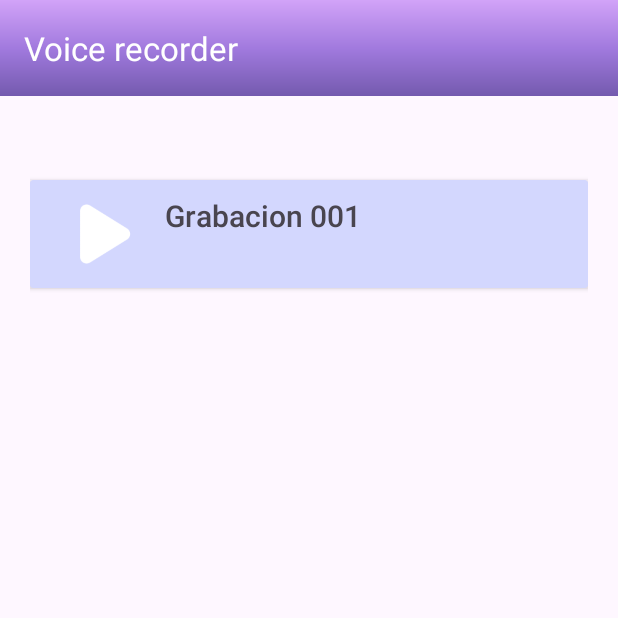
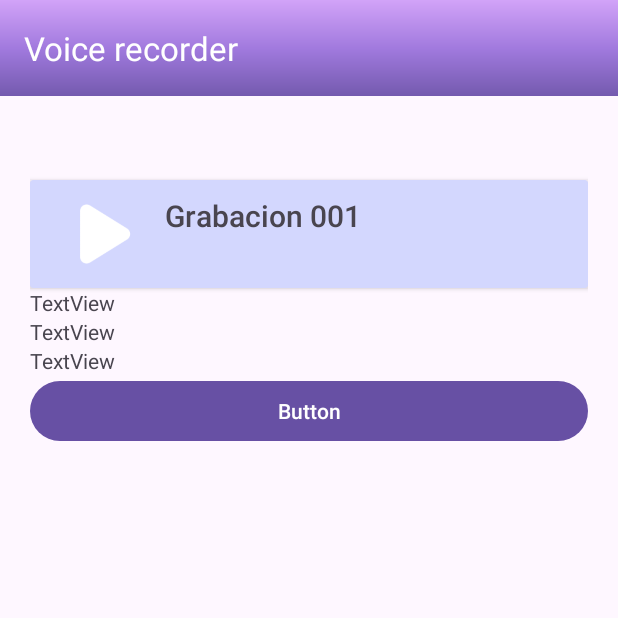
Before and after one commit to yari1909/GrabadoraAudio, an Android app: the Activity_Grabaciones screen opened directly, with no data from a screen before it, on a phone screen of 412 x 824 dp, the top half of it. Run offline under Robolectric (Android 15) with nearby library versions, the phone set to English and light mode, and no system bars.

Commit message:
Adicion de adaptador y preferencia, falta el main que haga caso

```diff
--- /dev/null
+++ b/app/src/main/java/com/yg/grabadoraaudio/grabadora/grabarpreferenci.java
@@ -0,0 +1,5 @@
+package com.yg.grabadoraaudio.grabadora;
+
+public class grabarpreferenci {
+
+}
--- a/app/src/main/res/layout/activity_grabaciones.xml
+++ b/app/src/main/res/layout/activity_grabaciones.xml
@@ -60,5 +60,35 @@
             </LinearLayout>
 
         </androidx.cardview.widget.CardView>
+
+        <LinearLayout
+            android:layout_width="match_parent"
+            android:layout_height="match_parent"
+            android:orientation="vertical">
+
+            <TextView
+                android:id="@+id/txtDuracionGrabacion"
+                android:layout_width="match_parent"
+                android:layout_height="wrap_content"
+                android:text="TextView" />
+
+            <TextView
+                android:id="@+id/txtFechaGrabacion"
+                android:layout_width="match_parent"
+                android:layout_height="wrap_content"
+                android:text="TextView" />
+
+            <TextView
+                android:id="@+id/textView2"
+                android:layout_width="match_parent"
+                android:layout_height="wrap_content"
+                android:text="TextView" />
+
+            <Button
+                android:id="@+id/btnReproducir"
+                android:layout_width="match_parent"
+                android:layout_height="wrap_content"
+                android:text="Button" />
+        </LinearLayout>
     </LinearLayout>
 </androidx.constraintlayout.widget.ConstraintLayout>
```
Also changed, not shown: app/src/main/java/com/yg/grabadoraaudio/grabadora/grabar.java (+70 -0 lines), app/src/main/java/com/yg/grabadoraaudio/grabadoraadapter/adaptador_grabadora.java (+125 -1 lines).
